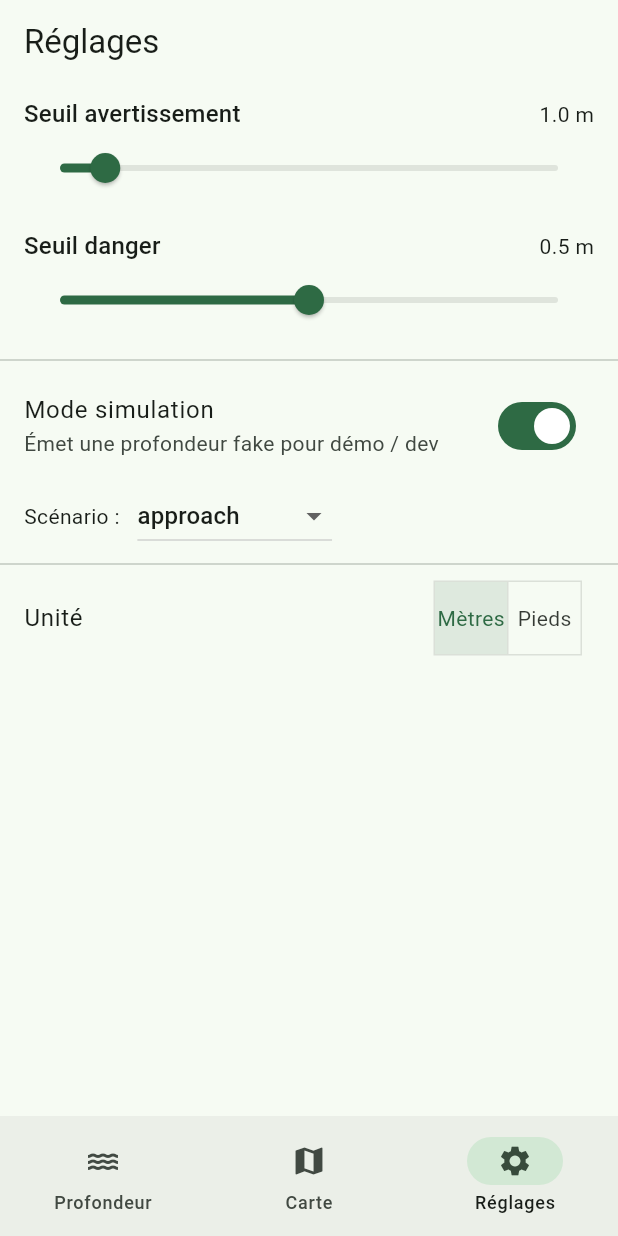
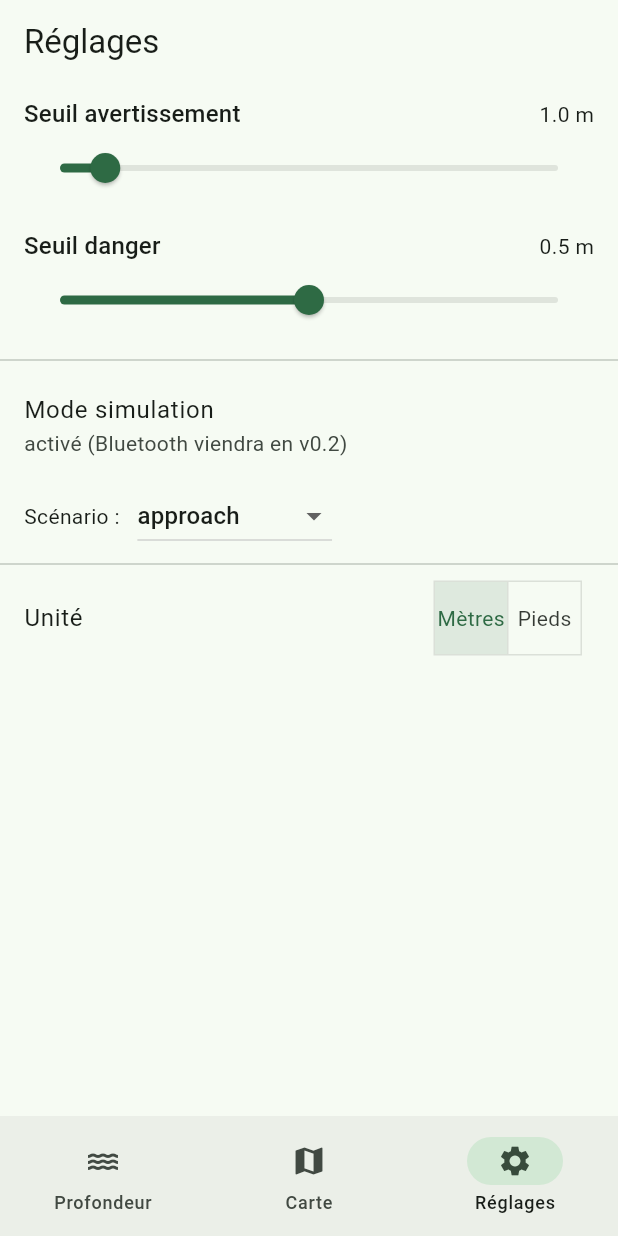
Before and after one commit to boutalbilh-dot/jetski, a Flutter app: the screen it shows after launch, item 3 of the bottom bar chosen, on a phone screen of 412 x 824 dp. Run offline on Flutter 3.47's test engine with Material 3 defaults, Android fonts, the phone set to English and light mode, and no system bars; our stand-ins replace audioplayers, flutter_bluetooth_serial, flutter_map, flutter_riverpod, geolocator, latlong2 and 3 more; accounts and stored records are empty.

Commit message:
feat(settings): replace dead simulation toggle with v0.1 status text
The Mode simulation switch did not actually disable simulation in v0.1
(depthSourceProvider always returns SimulationService) and caused
DepthLogger to mislabel the persisted source as 'real'. Replace it with
a non-interactive ListTile so the UI matches reality. The scenario
picker stays — it is the only working control here in v0.1.

Hardcode SampleSource.simulated in depthLoggerProvider; the per-source
branch returns in v0.2 once Bluetooth lands.

```diff
--- a/lib/core/providers/app_providers.dart
+++ b/lib/core/providers/app_providers.dart
@@ -175,14 +175,15 @@ final depthLoggerProvider = Provider<DepthLogger>((ref) {
   final pos = ref.watch(positionStreamProvider.stream).map(
         (p) => p == null ? null : (p.latitude, p.longitude),
       );
-  final sim = ref.watch(simSelectionProvider).enabled;
+  // v0.1: depth is always sourced from the simulator. v0.2 will branch on
+  // Bluetooth availability.
   final logger = DepthLogger(
     logService: log,
     depthStream: depth,
     positionStream: pos,
     onCommit: () =>
         ref.read(depthLogVersionProvider.notifier).update((v) => v + 1),
-    source: sim ? SampleSource.simulated : SampleSource.real,
+    source: SampleSource.simulated,
   );
   logger.start();
   ref.onDispose(logger.stop);
--- a/lib/features/settings/settings_screen.dart
+++ b/lib/features/settings/settings_screen.dart
@@ -15,6 +15,8 @@ class SettingsScreen extends ConsumerWidget {
     final simNotifier = ref.read(simSelectionProvider.notifier);
     final unit = ref.watch(unitProvider);
     final unitNotifier = ref.read(unitProvider.notifier);
+    // v0.1: simulation is always on. The Bluetooth source ships in v0.2;
+    // until then we expose only the scenario picker.
 
     return Scaffold(
       appBar: AppBar(title: const Text('Réglages')),
@@ -35,13 +37,11 @@ class SettingsScreen extends ConsumerWidget {
             onChanged: thNotifier.setDanger,
           ),
           const Divider(),
-          SwitchListTile(
-            title: const Text('Mode simulation'),
-            subtitle: const Text('Émet une profondeur fake pour démo / dev'),
-            value: sim.enabled,
-            onChanged: simNotifier.setEnabled,
+          const ListTile(
+            title: Text('Mode simulation'),
+            subtitle:
+                Text('activé (Bluetooth viendra en v0.2)'),
           ),
-          if (sim.enabled)
           Padding(
             padding: const EdgeInsets.symmetric(horizontal: 16),
             child: Row(
```
Also changed, not shown: 1 other file. Lines whose indentation alone changed are shown as unchanged.
